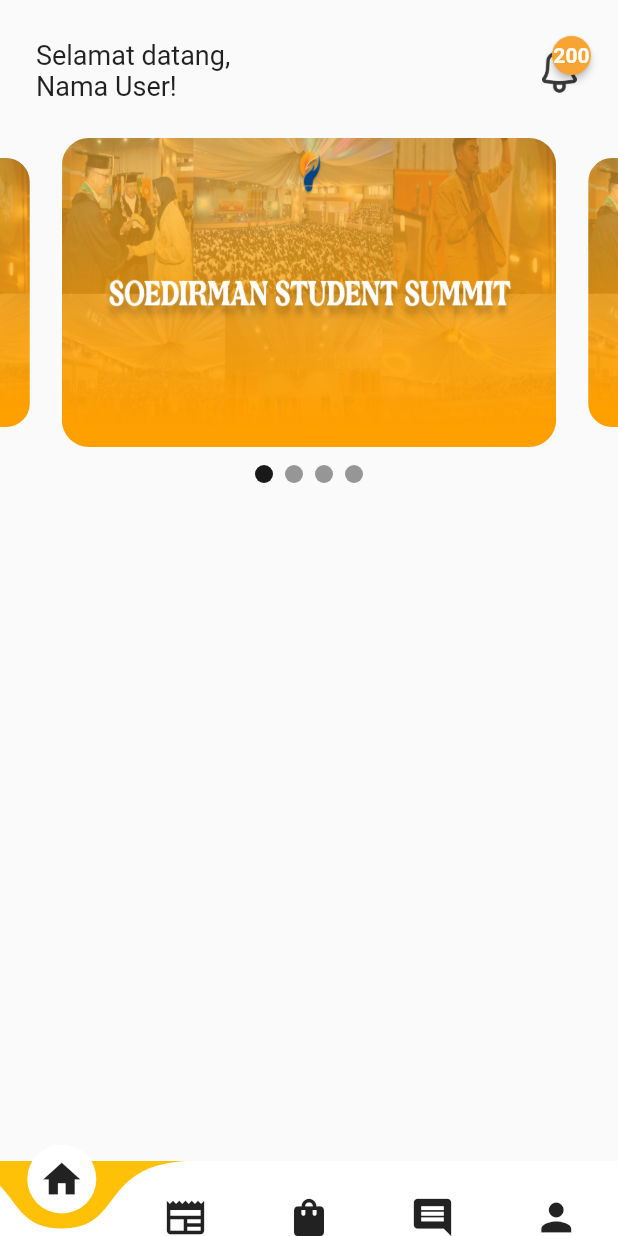
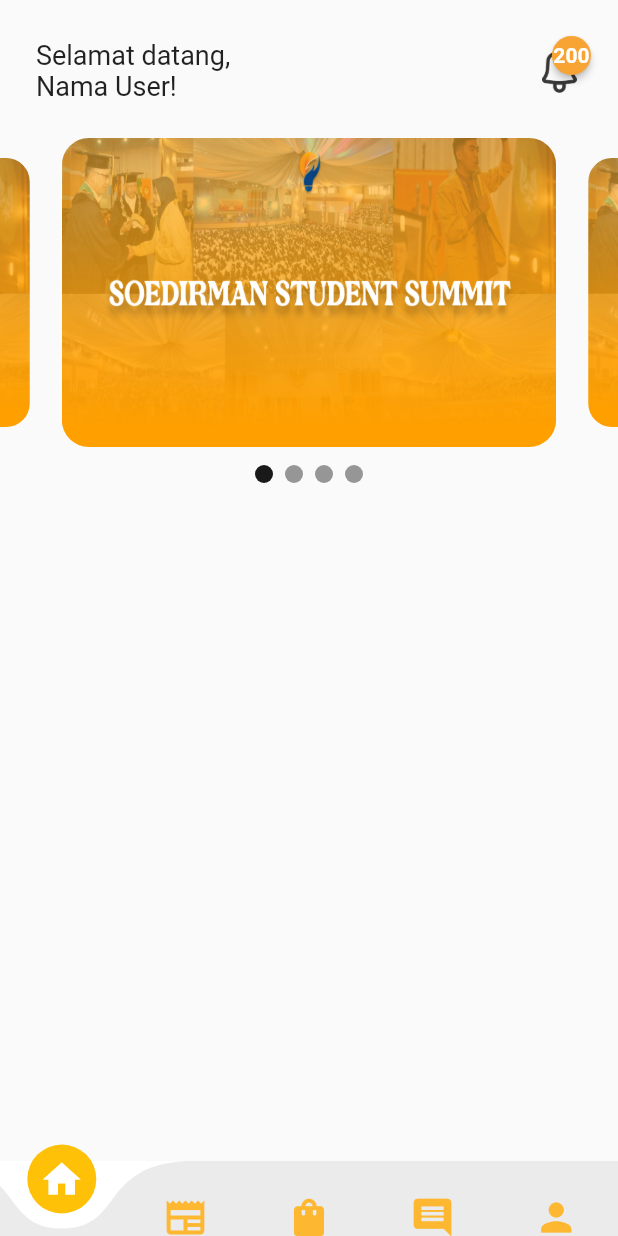
Before and after one commit to medkom22/appsoed2, a Flutter app: the screen it shows after launch, on a phone screen of 412 x 824 dp. Run offline on Flutter 3.47's test engine with Material 2 defaults, Android fonts, the phone set to English and light mode, and no system bars; drawn by our look-alikes of badges, carousel_slider, curved_navigation_bar; our stand-ins replace firebase_core, get; accounts and stored records are empty.

Commit message:
fix bottomnavbar

```diff
--- a/lib/app/modules/home/controllers/home_controller.dart
+++ b/lib/app/modules/home/controllers/home_controller.dart
@@ -2,10 +2,14 @@ import 'package:carousel_slider/carousel_controller.dart';
 import 'package:get/get.dart';
 
 class HomeController extends GetxController {
-  var current = 0.obs;
+  var currentSlider = 0.obs;
   final CarouselController carouselController = CarouselController();
+  var currentBottom = 0.obs;
+  onPageChangeBottom(int index) {
+    currentBottom.value = index;
+  }
 
-  onPageChange(index, reason) {
-    current.value = index;
+  onPageChangeSlider(index, reason) {
+    currentSlider.value = index;
   }
 }
--- a/lib/app/modules/home/views/home_view.dart
+++ b/lib/app/modules/home/views/home_view.dart
@@ -1,3 +1,5 @@
+import 'dart:collection';
+
 import 'package:appsoed/app/routes/app_pages.dart';
 import 'package:badges/badges.dart';
 import 'package:carousel_slider/carousel_slider.dart';
@@ -11,17 +13,96 @@ import '../controllers/home_controller.dart';
 
 class HomeView extends GetView<HomeController> {
   HomeView({Key? key}) : super(key: key);
+
+  final List<Widget> widgetMenuPages = [
+    HomeWidget(),
+    Container(
+      color: Colors.amber,
+    ),
+    Container(
+      color: Colors.lightBlue,
+    ),
+    Container(
+      color: Colors.lightGreen,
+    ),
+    Container(
+      color: Colors.cyan,
+    ),
+  ];
+
+  @override
+  Widget build(BuildContext context) {
+    return Scaffold(
+      // NOTE: BOTTOM NAVIGATION BAR
+      bottomNavigationBar: Obx(() {
+        return CurvedNavigationBar(
+          animationCurve: Curves.easeInToLinear,
+          color: const Color(0xffD8D8D8).withOpacity(0.5),
+          buttonBackgroundColor: Colors.amber,
+          index: controller.currentBottom.value,
+          onTap: controller.onPageChangeBottom,
+          backgroundColor: Colors.white,
+          height: 50,
+          items: [
+            Icon(
+              Icons.home,
+              size: 30,
+              color: controller.currentBottom.value == 0
+                  ? Colors.white
+                  : const Color(0xffFDB731),
+            ),
+            Icon(
+              Icons.newspaper,
+              size: 30,
+              color: controller.currentBottom.value == 1
+                  ? Colors.white
+                  : const Color(0xffFDB731),
+            ),
+            Icon(
+              Icons.shopping_bag,
+              size: 30,
+              color: controller.currentBottom.value == 2
+                  ? Colors.white
+                  : const Color(0xffFDB731),
+            ),
+            Icon(
+              Icons.comment,
+              size: 30,
+              color: controller.currentBottom.value == 3
+                  ? Colors.white
+                  : const Color(0xffFDB731),
+            ),
+            Icon(
+              Icons.person,
+              size: 30,
+              color: controller.currentBottom.value == 4
+                  ? Colors.white
+                  : const Color(0xffFDB731),
+            ),
+          ],
+        );
+      }),
+
+      body: Obx(() {
+        return widgetMenuPages.elementAt(controller.currentBottom.value);
+      }),
+    );
+  }
+}
+
+class HomeWidget extends StatelessWidget {
+  final controller = Get.put(HomeController(), permanent: true);
+
+  HomeWidget({Key? key}) : super(key: key);
+  @override
+  Widget build(BuildContext context) {
+// *: DATA
     final List<String> imgList = [
       'assets/S3.png',
       'assets/PORSOED.png',
       'assets/nyala_desa.png',
       'assets/FOSA.png',
     ];
-
-  final int _current = 0;
-  final CarouselController _controller = CarouselController();
-  @override
-  Widget build(BuildContext context) {
     List<Widget> imageSliders = imgList
         .map(
           (item) => ClipRRect(
@@ -33,21 +114,7 @@ class HomeView extends GetView<HomeController> {
           ),
         )
         .toList();
-    return Scaffold(
-// NOTE: BOTTOM NAVIGATION BAR
-      bottomNavigationBar: CurvedNavigationBar(
-        backgroundColor: Colors.amber,
-        height: 50,
-        items: const [
-          Icon(Icons.home, size: 30),
-          Icon(Icons.newspaper, size: 30),
-          Icon(Icons.shopping_bag, size: 30),
-          Icon(Icons.comment, size: 30),
-          Icon(Icons.person, size: 30),
-        ],
-      ),
-
-      body: SafeArea(
+    return SafeArea(
       bottom: false,
       child: Column(
         children: [
@@ -90,7 +157,6 @@ class HomeView extends GetView<HomeController> {
           // NOTE: END WELCOME USER AND NOTIFICATION ICON ==============
 
           // NOTE: CAROUSEL SLIDER
-
           Obx(() {
             return Column(
               mainAxisSize: MainAxisSize.min,
@@ -101,11 +167,11 @@ class HomeView extends GetView<HomeController> {
                     carouselController: controller.carouselController,
                     items: imageSliders,
                     options: CarouselOptions(
-                        initialPage: controller.current.value,
+                      initialPage: controller.currentSlider.value,
                       autoPlay: true,
                       enlargeCenterPage: true,
                       aspectRatio: 2.0,
-                        onPageChanged: controller.onPageChange,
+                      onPageChanged: controller.onPageChangeSlider,
                     ),
                   ),
                 ),
@@ -120,8 +186,7 @@ class HomeView extends GetView<HomeController> {
                       .map(
                         (e) => GestureDetector(
                           onTap: () {
-                              controller.carouselController
-                                  .animateToPage(e.key);
+                            controller.carouselController.animateToPage(e.key);
                           },
                           child: Container(
                             width: 12,
@@ -137,7 +202,9 @@ class HomeView extends GetView<HomeController> {
                                       ? Colors.white
                                       : Colors.black)
                                   .withOpacity(
-                                  controller.current.value == e.key ? 0.9 : 0.4,
+                                controller.currentSlider.value == e.key
+                                    ? 0.9
+                                    : 0.4,
                               ),
                             ),
                           ),
@@ -153,7 +220,6 @@ class HomeView extends GetView<HomeController> {
           // NOTE : MAIN CONTENT
         ],
       ),
-      ),
     );
   }
 }
```
Lines whose indentation alone changed are shown as unchanged.
